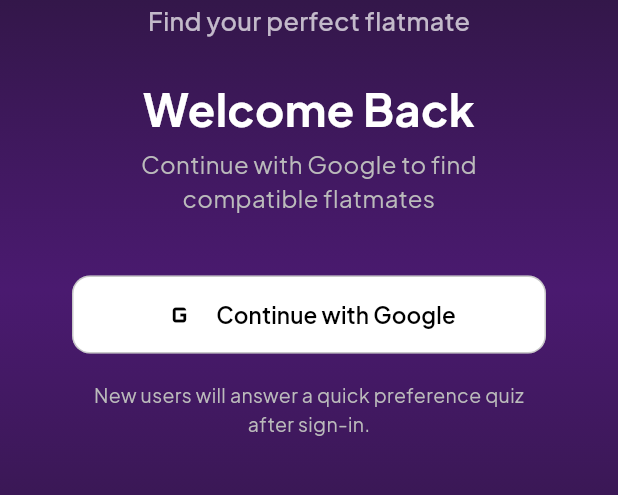
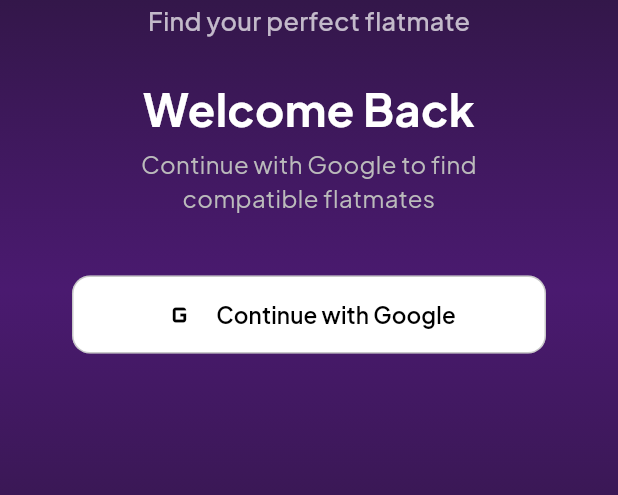
Before and after one commit to sivajeetsabdakar/Flinder, a Flutter app: the screen it shows after launch, on a phone screen of 412 x 824 dp, the part 329-824 px from its top. Run offline on Flutter 3.47's test engine with Material 3 defaults, Android fonts, the light colour scheme and no system bars; our stand-ins replace cached_network_image, connectivity_plus, firebase_core, firebase_messaging, google_fonts, google_sign_in and 2 more; missing offline and left inert: google_sign_in_web; accounts and stored records are empty.

Commit message:
Remove login helper text

```diff
--- a/frontend/lib/screens/auth/login_screen.dart
+++ b/frontend/lib/screens/auth/login_screen.dart
@@ -83,12 +83,6 @@
                   onGoogleAccount: _handleGoogleLogin,
                   isLoading: isLoading,
                 ),
-                const SizedBox(height: 18),
-                Text(
-                  "New users will answer a quick preference quiz after sign-in.",
-                  style: TextStyle(color: AppTheme.lightGrey, fontSize: 13),
-                  textAlign: TextAlign.center,
-                ),
               ],
             ),
           ),
```
